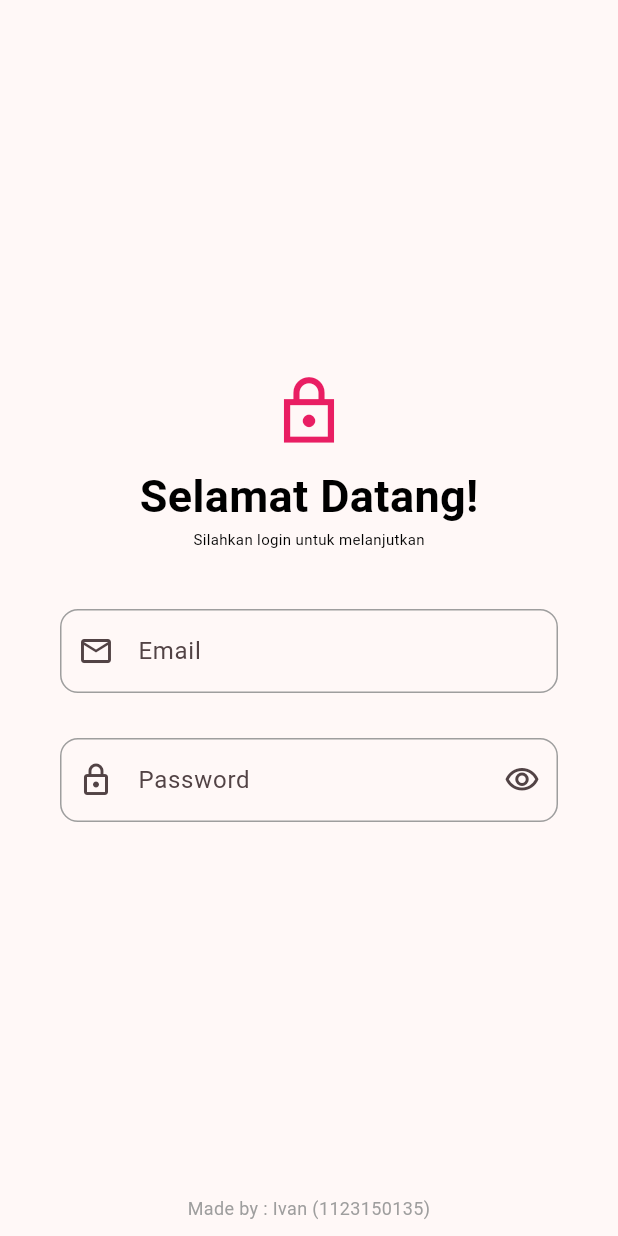
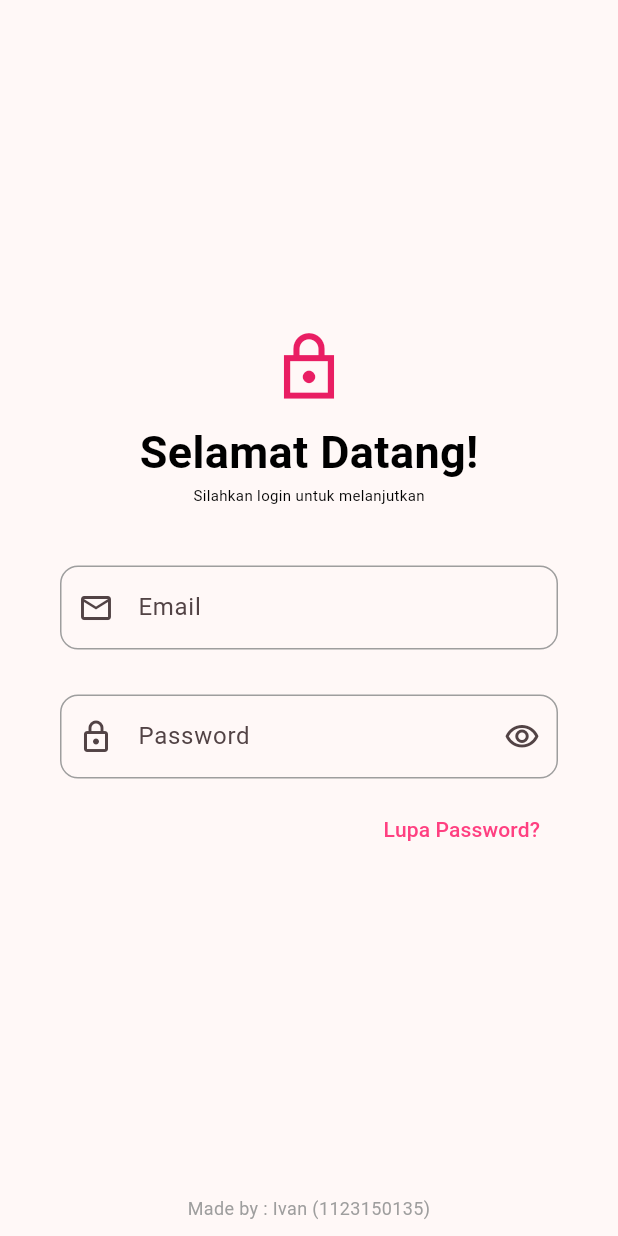
Before and after one commit to GUYwithPTSD/KB1179-1123150135-uts, a Flutter app: the screen it shows after launch, on a phone screen of 412 x 824 dp. Run offline on Flutter 3.47's test engine with Material 3 defaults, Android fonts, the phone set to English and light mode, and no system bars.

Commit message:
membuat detail kecil 'lupa password'

```diff
--- a/lib/login.dart
+++ b/lib/login.dart
@@ -86,6 +86,17 @@ class Login extends StatelessWidget {
                     ),
                   ),
                 ),
+                SizedBox(height: 10.0),
+                Align(
+                  alignment: Alignment.centerRight,
+                  child: TextButton(
+                    onPressed: () {},
+                    child: Text(
+                      'Lupa Password?',
+                      style: TextStyle(color: Colors.pinkAccent, fontSize: 14),
+                    ),
+                  ),
+                ),
               ],
             ),
           ),
```
